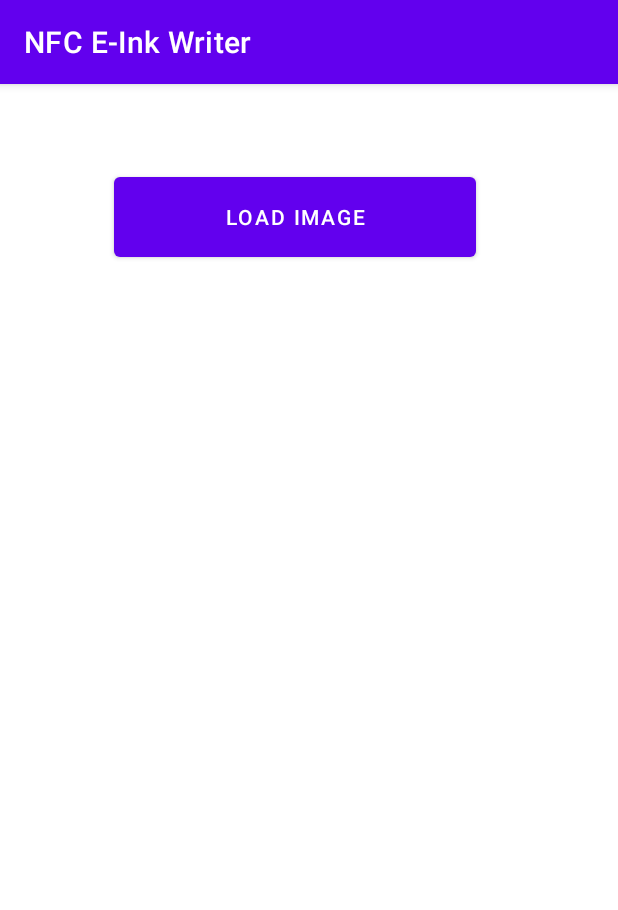
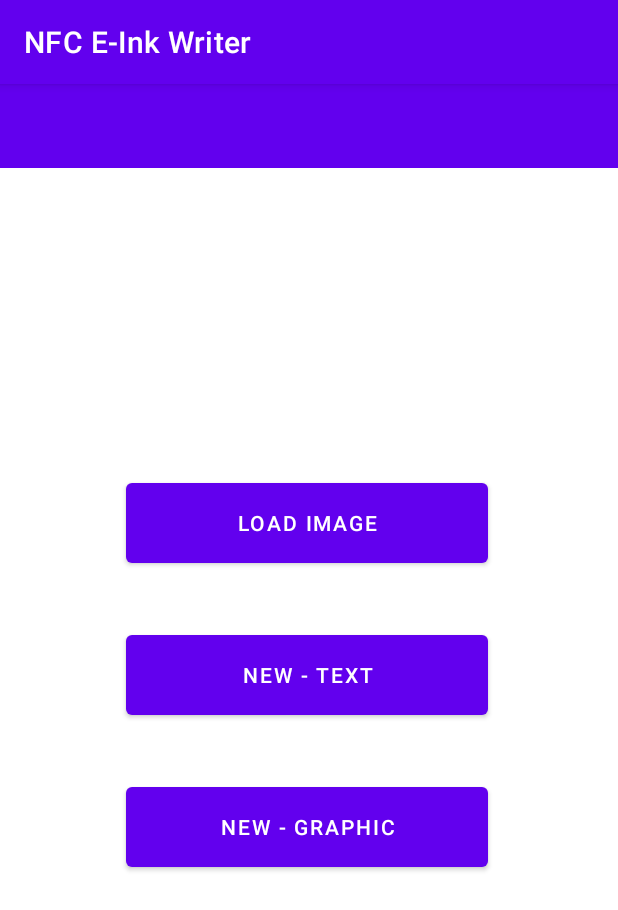
Before and after one commit to sunsetroute1/sankara, an Android app: the screen it shows after launch (MainActivity), on a phone screen of 412 x 824 dp. Shown: the top 910 px of the screen. Run offline under Robolectric (Android 15) with nearby library versions, the phone set to English and light mode, and no system bars; 2 statements that could not run were skipped.

Commit message:
WIP: Add Waveshare JAR, start wrapper work
 - It would be nice to eventually drop this as dependency, and roll own
 NFC handler code

```diff
--- a/app/build.gradle
+++ b/app/build.gradle
@@ -39,6 +39,7 @@ dependencies {
     implementation 'androidx.appcompat:appcompat:1.2.0'
     implementation 'com.google.android.material:material:1.2.1'
     implementation 'androidx.constraintlayout:constraintlayout:2.0.4'
+    implementation files('libs\\waveshare-nfc\\NFC.jar')
     testImplementation 'junit:junit:4.+'
     androidTestImplementation 'androidx.test.ext:junit:1.1.2'
     androidTestImplementation 'androidx.test.espresso:espresso-core:3.3.0'
--- a/app/src/main/res/layout/activity_main.xml
+++ b/app/src/main/res/layout/activity_main.xml
@@ -7,13 +7,44 @@
     tools:context=".MainActivity">
 
     <Button
-        android:id="@+id/pick_image_file_cta"
+        android:id="@+id/cta_pick_image_file"
         android:layout_width="241dp"
         android:layout_height="65dp"
-        android:layout_marginStart="76dp"
-        android:layout_marginLeft="76dp"
-        android:layout_marginTop="56dp"
+        android:layout_marginStart="84dp"
+        android:layout_marginLeft="84dp"
+        android:layout_marginTop="260dp"
         android:text="@string/pick_image_file_cta_text"
         app:layout_constraintStart_toStartOf="parent"
         app:layout_constraintTop_toTopOf="parent" />
+
+    <Button
+        android:id="@+id/cta_new_text"
+        android:layout_width="241dp"
+        android:layout_height="65dp"
+        android:layout_marginTop="36dp"
+        android:text="@string/cta_new_text_invite"
+        app:layout_constraintBottom_toTopOf="@+id/cta_new_graphic"
+        app:layout_constraintStart_toStartOf="@+id/cta_pick_image_file"
+        app:layout_constraintTop_toBottomOf="@+id/cta_pick_image_file" />
+
+    <Button
+        android:id="@+id/cta_new_graphic"
+        android:layout_width="241dp"
+        android:layout_height="65dp"
+        android:layout_marginTop="36dp"
+        android:text="@string/cta_new_graphic_invite"
+        app:layout_constraintTop_toBottomOf="@+id/cta_new_text"
+        app:layout_constraintStart_toStartOf="@+id/cta_new_text"
+        tools:layout_editor_absoluteX="84dp" />
+
+    <androidx.appcompat.widget.Toolbar
+        android:id="@+id/main_toolbar"
+        android:layout_width="match_parent"
+        android:layout_height="wrap_content"
+        android:background="?attr/colorPrimary"
+        android:minHeight="?attr/actionBarSize"
+        android:theme="?attr/actionBarTheme"
+        app:layout_constraintStart_toStartOf="parent"
+        app:layout_constraintTop_toTopOf="parent" />
+
 </androidx.constraintlayout.widget.ConstraintLayout>
--- a/app/src/main/res/values/strings.xml
+++ b/app/src/main/res/values/strings.xml
@@ -1,4 +1,6 @@
 <resources>
     <string name="app_name">NFC E-Ink Writer</string>
     <string name="pick_image_file_cta_text">Load Image</string>
+    <string name="cta_new_text_invite">New - Text</string>
+    <string name="cta_new_graphic_invite">New - Graphic</string>
 </resources>
```
Also changed, not shown: app/src/main/AndroidManifest.xml (+10 -1 lines), app/src/main/java/com/joshuatz/nfceinkwriter/NfcHandler.kt (deleted, +0 -13 lines), app/src/main/java/com/joshuatz/nfceinkwriter/wysiwyg_editor.kt (added, +11 -0 lines), app/src/main/java/waveshare/feng/nfctag/activity/WaveshareHandler.kt (added, +25 -0 lines), app/src/main/res/layout/activity_wysiwyg_editor.xml (added, +9 -0 lines), app/libs/waveshare-nfc/NFC.jar (added).
